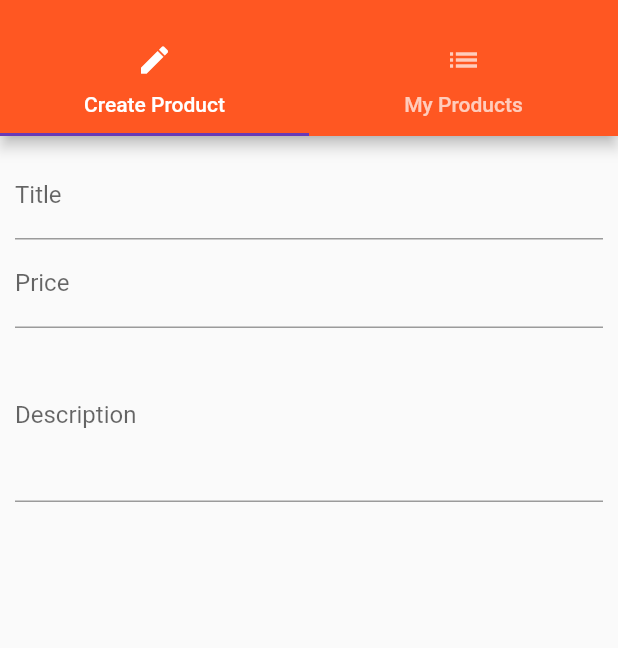
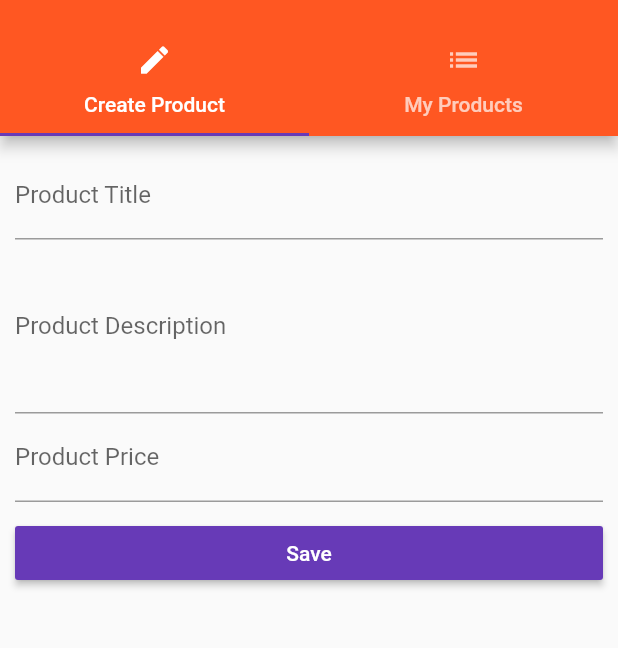
Before and after one commit to GusNitrous/flutter-realworld-app, a Flutter app: the ProductsAdminPage screen opened by its route, on a phone screen of 412 x 824 dp, the part 59-707 px from its top. Run offline on Flutter 3.47's test engine with Material 2 defaults, Android fonts, the phone set to English and light mode, and no system bars.

Commit message:
User input. Finished.

```diff
--- a/lib/pages/product_create.dart
+++ b/lib/pages/product_create.dart
@@ -1,49 +1,73 @@
 import 'package:flutter/material.dart';
 
 class ProductCreatePage extends StatefulWidget {
+  final Function addProduct;
+
+  ProductCreatePage(this.addProduct);
+
   @override
   State<StatefulWidget> createState() {
-    return _ProductPageState();
+    return _ProductCreatePageState();
   }
 }
 
-class _ProductPageState extends State<ProductCreatePage> {
-  String titleValue = '';
-  double priceValue;
-  String descriptionValue = '';
+class _ProductCreatePageState extends State<ProductCreatePage> {
+  String _titleValue;
+  String _descriptionValue;
+  double _priceValue;
 
   @override
   Widget build(BuildContext context) {
     return Container(
       margin: EdgeInsets.all(10.0),
-      child: Column(
+      child: ListView(
         children: <Widget>[
           TextField(
-          decoration: InputDecoration(labelText: 'Title'),
+            decoration: InputDecoration(labelText: 'Product Title'),
             onChanged: (String value) {
               setState(() {
-            titleValue = value;
+                _titleValue = value;
               });
-        },),
-
+            },
+          ),
           TextField(
-          decoration: InputDecoration(labelText: 'Price'),
-          keyboardType: TextInputType.number,
+            maxLines: 4,
+            decoration: InputDecoration(labelText: 'Product Description'),
             onChanged: (String value) {
               setState(() {
-            priceValue = double.parse(value);
+                _descriptionValue = value;
               });
-        },),
-
+            },
+          ),
           TextField(
-          decoration: InputDecoration(labelText: 'Description'),
-          maxLines: 4,
+            keyboardType: TextInputType.number,
+            decoration: InputDecoration(labelText: 'Product Price'),
             onChanged: (String value) {
               setState(() {
-            descriptionValue = value;
+                _priceValue = double.parse(value);
               });
-        },),
+            },
+          ),
+          SizedBox(
+            height: 10.0,
+          ),
+          RaisedButton(
+            child: Text('Save'),
+            color: Theme.of(context).accentColor,
+            textColor: Colors.white,
+            onPressed: () {
+              final Map<String, dynamic> product = {
+                'title': _titleValue,
+                'description': _descriptionValue,
+                'price': _priceValue,
+                'image': 'assets/food.jpg'
+              };
+              widget.addProduct(product);
+              Navigator.pushReplacementNamed(context, '/products');
+            },
+          )
         ],
-    ));
+      ),
+    );
   }
 }
--- a/lib/pages/products_admin.dart
+++ b/lib/pages/products_admin.dart
@@ -1,10 +1,14 @@
 import 'package:flutter/material.dart';
 
-import './products.dart';
 import './product_create.dart';
 import './product_list.dart';
 
 class ProductsAdminPage extends StatelessWidget {
+  final Function addProduct;
+  final Function deleteProduct;
+
+  ProductsAdminPage(this.addProduct, this.deleteProduct);
+
   @override
   Widget build(BuildContext context) {
     return DefaultTabController(
@@ -20,7 +24,7 @@ class ProductsAdminPage extends StatelessWidget {
               ListTile(
                 title: Text('All Products'),
                 onTap: () {
-                  Navigator.pushReplacementNamed(context, '/');
+                  Navigator.pushReplacementNamed(context, '/products');
                 },
               )
             ],
@@ -42,7 +46,7 @@ class ProductsAdminPage extends StatelessWidget {
           ),
         ),
         body: TabBarView(
-          children: <Widget>[ProductCreatePage(), ProductListPage()],
+          children: <Widget>[ProductCreatePage(addProduct), ProductListPage()],
         ),
       ),
     );
```
Also changed, not shown: lib/main.dart (+7 -7 lines), lib/pages/auth.dart (+56 -8 lines), lib/pages/products.dart (+3 -5 lines), lib/product_control.dart (deleted, +0 -18 lines), lib/product_manager.dart (+3 -12 lines), lib/products.dart (+4 -11 lines). Lines whose indentation alone changed are shown as unchanged.
